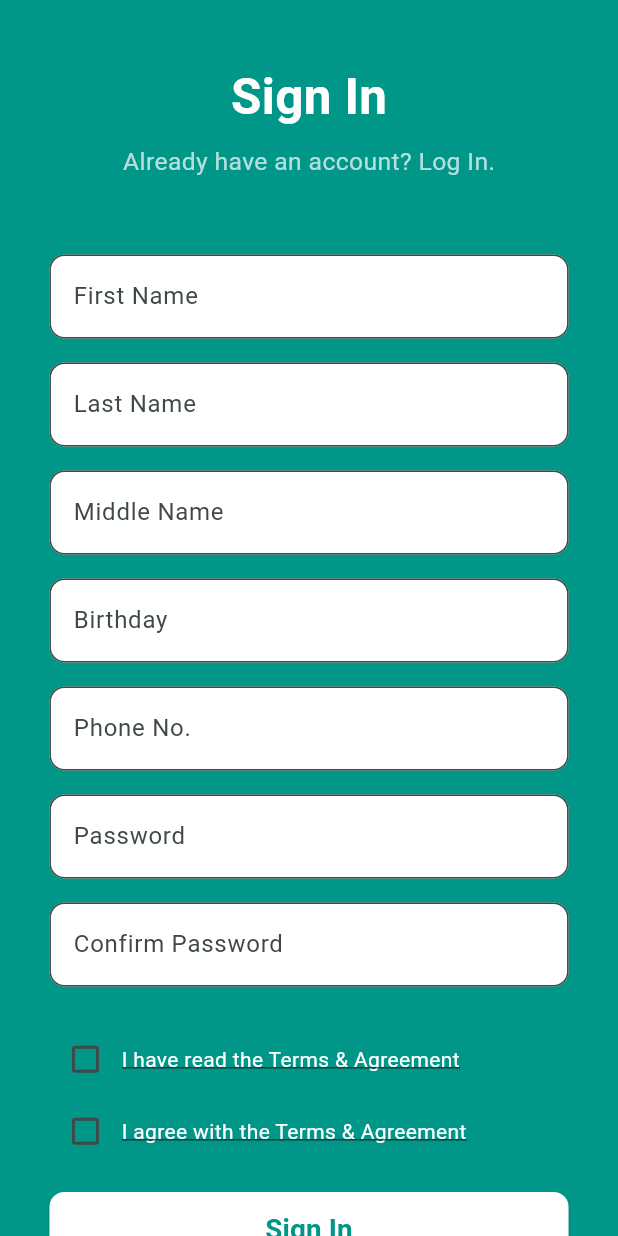
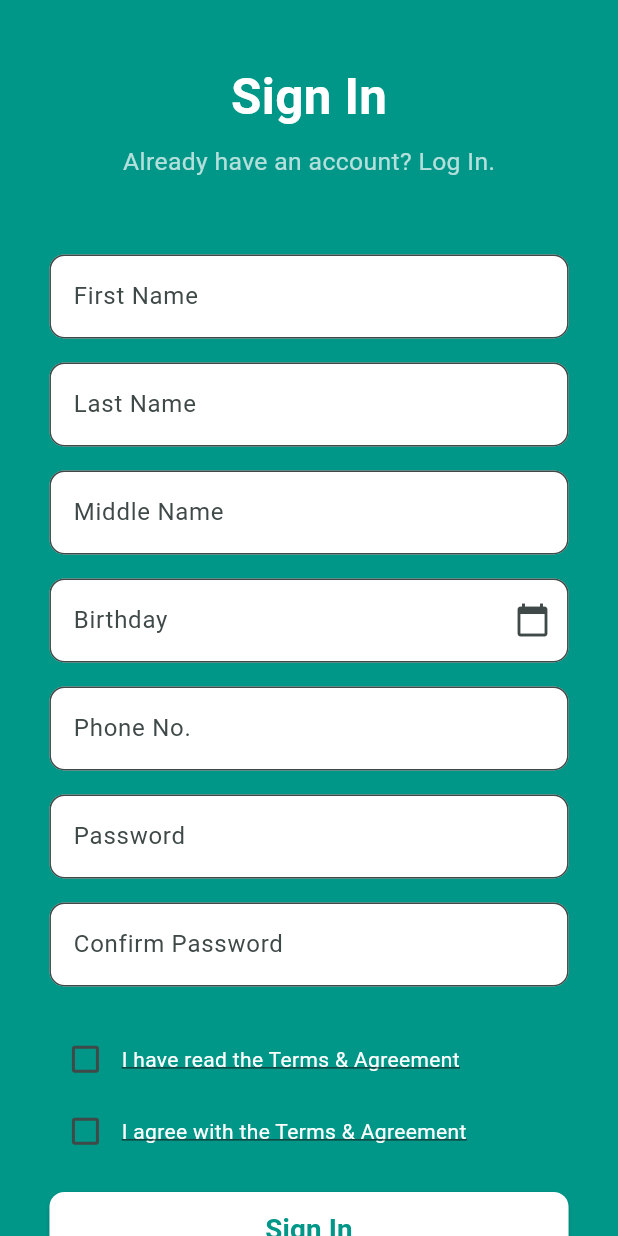
Before and after one commit to maggiieee1/edentify, a Flutter app: the screen it shows after launch, after a tap on "Create an Account", on a phone screen of 412 x 824 dp. Run offline on Flutter 3.47's test engine with Material 3 defaults, Android fonts, the phone set to English and light mode, and no system bars; our stand-ins replace cloud_firestore, firebase_auth, firebase_core, fl_chart; accounts and stored records are empty; network calls fail.

Commit message:
sign-in and homescreen update

```diff
--- a/lib/screens/sign_in_screen.dart
+++ b/lib/screens/sign_in_screen.dart
@@ -1,7 +1,6 @@
 import 'package:flutter/material.dart';
-import 'package:firebase_auth/firebase_auth.dart';
-// import 'verification_screen.dart';  // commented out for now
-import 'home_screen.dart';  // make sure you have a HomeScreen widget
+import 'package:cloud_firestore/cloud_firestore.dart';
+import 'home_screen.dart';
 
 class SignInScreen extends StatefulWidget {
   const SignInScreen({super.key});
@@ -13,6 +12,12 @@ class SignInScreen extends StatefulWidget {
 class _SignInScreenState extends State<SignInScreen> {
   final _formKey = GlobalKey<FormState>();
   final _phoneController = TextEditingController();
+  final _birthdayController = TextEditingController();
+  final _firstNameController = TextEditingController();
+  final _lastNameController = TextEditingController();
+  final _middleNameController = TextEditingController();
+  final _passwordController = TextEditingController();
+  final _confirmPasswordController = TextEditingController();
 
   bool _isRead = false;
   bool _isAgree = false;
@@ -24,13 +29,7 @@ class _SignInScreenState extends State<SignInScreen> {
       builder: (context) {
         return AlertDialog(
           title: Center(
-            child: Text(
-              'Terms and Agreement',
-              style: TextStyle(
-                color: Colors.teal,
-                fontWeight: FontWeight.bold,
-              ),
-            ),
+            child: Text('Terms and Agreement', style: TextStyle(color: Colors.teal, fontWeight: FontWeight.bold)),
           ),
           content: SizedBox(
             height: MediaQuery.of(context).size.height * 0.5,
@@ -53,63 +52,57 @@ If you have any questions or concerns, please contact us at support@edentify.com
             ),
           ),
           actions: [
-            TextButton(
-              onPressed: () => Navigator.pop(context),
-              child: Text('Decline', style: TextStyle(color: Colors.grey)),
-            ),
-            ElevatedButton(
-              onPressed: () => Navigator.pop(context),
-              style: ElevatedButton.styleFrom(backgroundColor: Colors.teal),
-              child: Text('Accept'),
-            ),
+            TextButton(onPressed: () => Navigator.pop(context), child: Text('Decline', style: TextStyle(color: Colors.grey))),
+            ElevatedButton(onPressed: () => Navigator.pop(context), style: ElevatedButton.styleFrom(backgroundColor: Colors.teal), child: Text('Accept')),
           ],
         );
       },
     );
   }
 
+  Future<void> _selectBirthday() async {
+    final DateTime? picked = await showDatePicker(
+      context: context,
+      initialDate: DateTime(2000),
+      firstDate: DateTime(1900),
+      lastDate: DateTime.now(),
+    );
+
+    if (picked != null) {
+      setState(() {
+        _birthdayController.text = "${picked.toLocal()}".split(' ')[0];
+      });
+    }
+  }
+
   Future<void> _signInAndGoHome() async {
     if (!_formKey.currentState!.validate() || !_isRead || !_isAgree) {
-      ScaffoldMessenger.of(context).showSnackBar(
-        SnackBar(content: Text('Please fill all fields and accept Terms')),
-      );
+      ScaffoldMessenger.of(context).showSnackBar(SnackBar(content: Text('Please fill all fields and accept Terms')));
+      return;
+    }
+
+    if (_passwordController.text != _confirmPasswordController.text) {
+      ScaffoldMessenger.of(context).showSnackBar(SnackBar(content: Text('Passwords do not match')));
       return;
     }
 
     setState(() => _isSendingCode = true);
 
     try {
-      // 🚨 Skip phone verification and go directly to home
-      Navigator.pushReplacement(
-        context,
-        MaterialPageRoute(builder: (_) => HomeScreen()),
-      );
+      // ✅ Save to Firebase Firestore
+      await FirebaseFirestore.instance.collection('users').add({
+        'firstName': _firstNameController.text,
+        'lastName': _lastNameController.text,
+        'middleName': _middleNameController.text,
+        'birthday': _birthdayController.text,
+        'phone': _phoneController.text,
+        'password': _passwordController.text,
+        'createdAt': Timestamp.now(),
+      });
 
-      // 🚨 Commented out Firebase verification logic for now
-      /*
-      await FirebaseAuth.instance.verifyPhoneNumber(
-        phoneNumber: _phoneController.text.trim(),
-        verificationCompleted: (credential) {},
-        verificationFailed: (e) {
-          ScaffoldMessenger.of(context).showSnackBar(
-            SnackBar(content: Text('Verification failed: ${e.message}')),
-          );
-        },
-        codeSent: (verificationId, resendToken) {
-          Navigator.push(
-            context,
-            MaterialPageRoute(
-              builder: (_) => VerificationScreen(verificationId: verificationId),
-            ),
-          );
-        },
-        codeAutoRetrievalTimeout: (verificationId) {},
-      );
-      */
+      Navigator.pushReplacement(context, MaterialPageRoute(builder: (_) => HomeScreen()));
     } catch (e) {
-      ScaffoldMessenger.of(context).showSnackBar(
-        SnackBar(content: Text('Failed to sign in: $e')),
-      );
+      ScaffoldMessenger.of(context).showSnackBar(SnackBar(content: Text('Failed to sign in: $e')));
     } finally {
       setState(() => _isSendingCode = false);
     }
@@ -123,100 +116,26 @@ If you have any questions or concerns, please contact us at support@edentify.com
       backgroundColor: Colors.teal,
       body: SafeArea(
         child: SingleChildScrollView(
-          child: Padding(
           padding: EdgeInsets.symmetric(horizontal: size.width * 0.08),
           child: Form(
             key: _formKey,
             child: Column(
               children: [
                 SizedBox(height: size.height * 0.05),
-                  Text(
-                    'Sign In',
-                    style: TextStyle(
-                      fontSize: size.width * 0.08,
-                      color: Colors.white,
-                      fontWeight: FontWeight.bold,
-                    ),
-                  ),
+                Text('Sign In', style: TextStyle(fontSize: size.width * 0.08, color: Colors.white, fontWeight: FontWeight.bold)),
                 SizedBox(height: size.height * 0.01),
-                  GestureDetector(
-                    onTap: () {},
-                    child: Text(
-                      'Already have an account? Log In.',
-                      style: TextStyle(
-                        color: Colors.white70,
-                        fontSize: size.width * 0.04,
-                      ),
-                    ),
-                  ),
+                Text('Already have an account? Log In.', style: TextStyle(color: Colors.white70, fontSize: size.width * 0.04)),
                 SizedBox(height: size.height * 0.05),
-                  _buildTextField('First Name'),
-                  _buildTextField('Last Name'),
-                  _buildTextField('Middle Name'),
-                  _buildTextField('Birthday'),
-                  Padding(
-                    padding: const EdgeInsets.symmetric(vertical: 8.0),
-                    child: TextFormField(
-                      controller: _phoneController,
-                      keyboardType: TextInputType.phone,
-                      decoration: InputDecoration(
-                        filled: true,
-                        fillColor: Colors.white,
-                        hintText: 'Phone No.',
-                        border: OutlineInputBorder(
-                          borderRadius: BorderRadius.circular(10),
-                        ),
-                      ),
-                      validator: (value) => value == null || value.isEmpty ? 'Please enter Phone No.' : null,
-                    ),
-                  ),
-                  _buildTextField('Password', isPassword: true),
-                  _buildTextField('Confirm Password', isPassword: true),
+                _buildTextField('First Name', controller: _firstNameController),
+                _buildTextField('Last Name', controller: _lastNameController),
+                _buildTextField('Middle Name', controller: _middleNameController),
+                _buildBirthdayField(),
+                _buildTextField('Phone No.', controller: _phoneController, keyboardType: TextInputType.phone),
+                _buildTextField('Password', isPassword: true, controller: _passwordController),
+                _buildTextField('Confirm Password', isPassword: true, controller: _confirmPasswordController),
                 SizedBox(height: size.height * 0.02),
-                  Row(
-                    children: [
-                      Checkbox(
-                        value: _isRead,
-                        onChanged: (val) => setState(() => _isRead = val!),
-                        activeColor: Colors.white,
-                        checkColor: Colors.teal,
-                      ),
-                      Flexible(
-                        child: GestureDetector(
-                          onTap: _showTermsDialog,
-                          child: Text(
-                            'I have read the Terms & Agreement',
-                            style: TextStyle(
-                              color: Colors.white,
-                              decoration: TextDecoration.underline,
-                            ),
-                          ),
-                        ),
-                      ),
-                    ],
-                  ),
-                  Row(
-                    children: [
-                      Checkbox(
-                        value: _isAgree,
-                        onChanged: (val) => setState(() => _isAgree = val!),
-                        activeColor: Colors.white,
-                        checkColor: Colors.teal,
-                      ),
-                      Flexible(
-                        child: GestureDetector(
-                          onTap: _showTermsDialog,
-                          child: Text(
-                            'I agree with the Terms & Agreement',
-                            style: TextStyle(
-                              color: Colors.white,
-                              decoration: TextDecoration.underline,
-                            ),
-                          ),
-                        ),
-                      ),
-                    ],
-                  ),
+                _buildCheckbox('I have read the Terms & Agreement', _isRead, (val) => setState(() => _isRead = val!)),
+                _buildCheckbox('I agree with the Terms & Agreement', _isAgree, (val) => setState(() => _isAgree = val!)),
                 SizedBox(height: size.height * 0.02),
                 ElevatedButton(
                   onPressed: _isSendingCode ? null : _signInAndGoHome,
@@ -224,19 +143,9 @@ If you have any questions or concerns, please contact us at support@edentify.com
                     backgroundColor: Colors.white,
                     foregroundColor: Colors.teal,
                     minimumSize: Size(double.infinity, 50),
-                      shape: RoundedRectangleBorder(
-                        borderRadius: BorderRadius.circular(10),
+                    shape: RoundedRectangleBorder(borderRadius: BorderRadius.circular(10)),
                   ),
-                    ),
-                    child: _isSendingCode
-                        ? CircularProgressIndicator(color: Colors.teal)
-                        : Text(
-                            'Sign In',
-                            style: TextStyle(
-                              fontWeight: FontWeight.bold,
-                              fontSize: size.width * 0.045,
-                            ),
-                          ),
+                  child: _isSendingCode ? CircularProgressIndicator(color: Colors.teal) : Text('Sign In', style: TextStyle(fontWeight: FontWeight.bold, fontSize: size.width * 0.045)),
                 ),
                 SizedBox(height: size.height * 0.05),
               ],
@@ -244,25 +153,58 @@ If you have any questions or concerns, please contact us at support@edentify.com
           ),
         ),
       ),
-      ),
     );
   }
 
-  Widget _buildTextField(String label, {bool isPassword = false}) {
+  Widget _buildTextField(String label,
+      {bool isPassword = false, TextEditingController? controller, TextInputType keyboardType = TextInputType.text}) {
     return Padding(
       padding: const EdgeInsets.symmetric(vertical: 8.0),
       child: TextFormField(
+        controller: controller,
         obscureText: isPassword,
+        keyboardType: keyboardType,
         decoration: InputDecoration(
           filled: true,
           fillColor: Colors.white,
           hintText: label,
-          border: OutlineInputBorder(
-            borderRadius: BorderRadius.circular(10),
-          ),
+          border: OutlineInputBorder(borderRadius: BorderRadius.circular(10)),
         ),
         validator: (value) => value == null || value.isEmpty ? 'Please enter $label' : null,
       ),
     );
   }
+
+  Widget _buildBirthdayField() {
+    return Padding(
+      padding: const EdgeInsets.symmetric(vertical: 8.0),
+      child: TextFormField(
+        controller: _birthdayController,
+        readOnly: true,
+        onTap: _selectBirthday,
+        decoration: InputDecoration(
+          filled: true,
+          fillColor: Colors.white,
+          hintText: 'Birthday',
+          suffixIcon: Icon(Icons.calendar_today),
+          border: OutlineInputBorder(borderRadius: BorderRadius.circular(10)),
+        ),
+        validator: (value) => value == null || value.isEmpty ? 'Please select birthday' : null,
+      ),
+    );
   }
+
+  Widget _buildCheckbox(String text, bool value, Function(bool?) onChanged) {
+    return Row(
+      children: [
+        Checkbox(value: value, onChanged: onChanged, activeColor: Colors.white, checkColor: Colors.teal),
+        Flexible(
+          child: GestureDetector(
+            onTap: _showTermsDialog,
+            child: Text(text, style: TextStyle(color: Colors.white, decoration: TextDecoration.underline)),
+          ),
+        ),
+      ],
+    );
+  }
+}
--- a/pubspec.yaml
+++ b/pubspec.yaml
@@ -34,7 +34,8 @@ dependencies:
 
   firebase_core: ^3.13.0
   firebase_auth: ^5.5.3
-  fl_chart: ^0.60.0
+  cloud_firestore: ^5.6.7
+  fl_chart: ^0.71.0
 
   # The following adds the Cupertino Icons font to your application.
   # Use with the CupertinoIcons class for iOS style icons.
```
Also changed, not shown: lib/screens/home_screen.dart (+125 -45 lines), pubspec.lock, 3 other files. Lines whose indentation alone changed are shown as unchanged.
